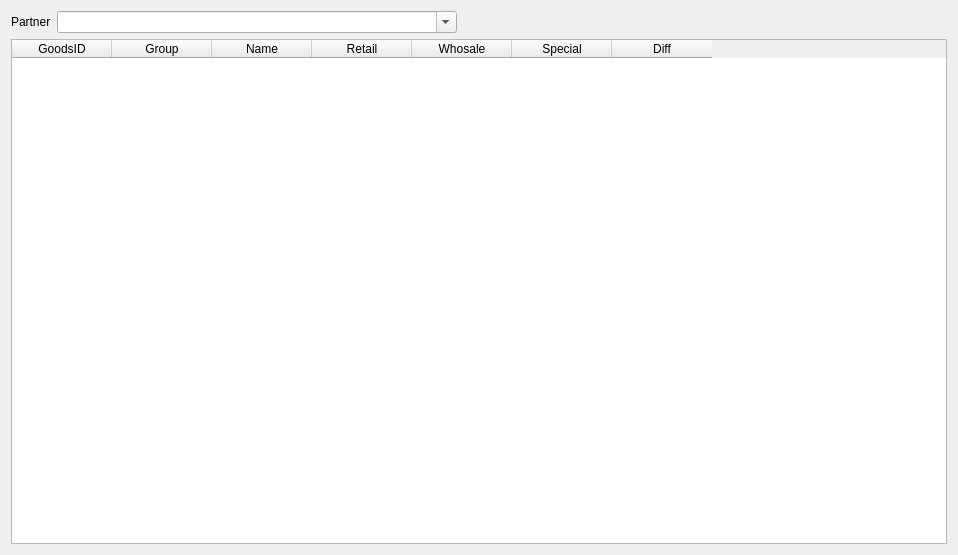
The window that Forms/c5goodsspecialprices.ui (End1-1/Cafe5) describes before a commit, drawn with Qt 5.
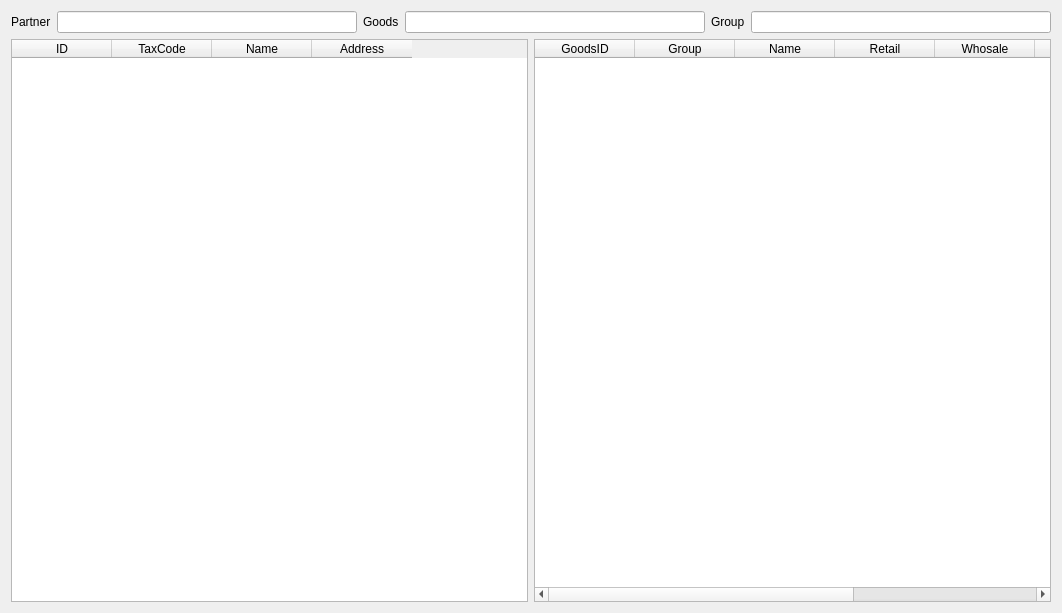
The same window after the commit. Custom widgets are drawn as their Qt base class.

What changed in the file:
```diff
--- a/Forms/c5goodsspecialprices.ui
+++ b/Forms/c5goodsspecialprices.ui
@@ -6,15 +6,92 @@
    <rect>
     <x>0</x>
     <y>0</y>
-    <width>958</width>
-    <height>555</height>
+    <width>1049</width>
+    <height>613</height>
    </rect>
   </property>
   <property name="windowTitle">
    <string>Form</string>
   </property>
-  <layout class="QVBoxLayout" name="verticalLayout">
-   <item>
+  <layout class="QGridLayout" name="gridLayout">
+   <item row="1" column="1">
+    <widget class="C5TableWidget" name="tbl">
+     <column>
+      <property name="text">
+       <string>GoodsID</string>
+      </property>
+     </column>
+     <column>
+      <property name="text">
+       <string>Group</string>
+      </property>
+     </column>
+     <column>
+      <property name="text">
+       <string>Name</string>
+      </property>
+     </column>
+     <column>
+      <property name="text">
+       <string>Retail</string>
+      </property>
+     </column>
+     <column>
+      <property name="text">
+       <string>Whosale</string>
+      </property>
+     </column>
+     <column>
+      <property name="text">
+       <string>Special</string>
+      </property>
+     </column>
+     <column>
+      <property name="text">
+       <string>Diff retail</string>
+      </property>
+     </column>
+     <column>
+      <property name="text">
+       <string>Diff whosale</string>
+      </property>
+     </column>
+    </widget>
+   </item>
+   <item row="1" column="0">
+    <widget class="C5TableWidget" name="tblp">
+     <property name="editTriggers">
+      <set>QAbstractItemView::NoEditTriggers</set>
+     </property>
+     <property name="selectionMode">
+      <enum>QAbstractItemView::SingleSelection</enum>
+     </property>
+     <property name="selectionBehavior">
+      <enum>QAbstractItemView::SelectRows</enum>
+     </property>
+     <column>
+      <property name="text">
+       <string>ID</string>
+      </property>
+     </column>
+     <column>
+      <property name="text">
+       <string>TaxCode</string>
+      </property>
+     </column>
+     <column>
+      <property name="text">
+       <string>Name</string>
+      </property>
+     </column>
+     <column>
+      <property name="text">
+       <string>Address</string>
+      </property>
+     </column>
+    </widget>
+   </item>
+   <item row="0" column="0" colspan="2">
     <widget class="QWidget" name="widget" native="true">
      <layout class="QHBoxLayout" name="horizontalLayout">
       <property name="leftMargin">
@@ -37,15 +114,46 @@
        </widget>
       </item>
       <item>
-       <widget class="QComboBox" name="cbPartner">
+       <widget class="C5LineEdit" name="lePartnerFilter">
         <property name="minimumSize">
          <size>
-          <width>400</width>
+          <width>300</width>
           <height>0</height>
          </size>
         </property>
-        <property name="editable">
-         <bool>true</bool>
+       </widget>
+      </item>
+      <item>
+       <widget class="QLabel" name="label_2">
+        <property name="text">
+         <string>Goods</string>
+        </property>
+       </widget>
+      </item>
+      <item>
+       <widget class="C5LineEdit" name="leGoodsFilter">
+        <property name="minimumSize">
+         <size>
+          <width>300</width>
+          <height>0</height>
+         </size>
+        </property>
+       </widget>
+      </item>
+      <item>
+       <widget class="QLabel" name="label_3">
+        <property name="text">
+         <string>Group</string>
+        </property>
+       </widget>
+      </item>
+      <item>
+       <widget class="C5LineEdit" name="leGroupFilter">
+        <property name="minimumSize">
+         <size>
+          <width>300</width>
+          <height>0</height>
+         </size>
         </property>
        </widget>
       </item>
@@ -65,48 +173,14 @@
      </layout>
     </widget>
    </item>
-   <item>
-    <widget class="C5TableWidget" name="tbl">
-     <column>
-      <property name="text">
-       <string>GoodsID</string>
-      </property>
-     </column>
-     <column>
-      <property name="text">
-       <string>Group</string>
-      </property>
-     </column>
-     <column>
-      <property name="text">
-       <string>Name</string>
-      </property>
-     </column>
-     <column>
-      <property name="text">
-       <string>Retail</string>
-      </property>
-     </column>
-     <column>
-      <property name="text">
-       <string>Whosale</string>
-      </property>
-     </column>
-     <column>
-      <property name="text">
-       <string>Special</string>
-      </property>
-     </column>
-     <column>
-      <property name="text">
-       <string>Diff</string>
-      </property>
-     </column>
-    </widget>
-   </item>
   </layout>
  </widget>
  <customwidgets>
+  <customwidget>
+   <class>C5LineEdit</class>
+   <extends>QLineEdit</extends>
+   <header location="global">c5lineedit.h</header>
+  </customwidget>
   <customwidget>
    <class>C5TableWidget</class>
    <extends>QTableWidget</extends>
```
